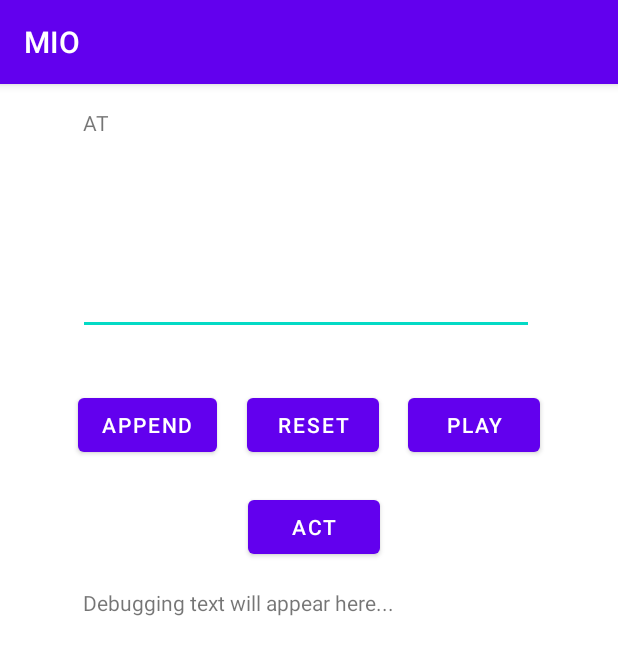
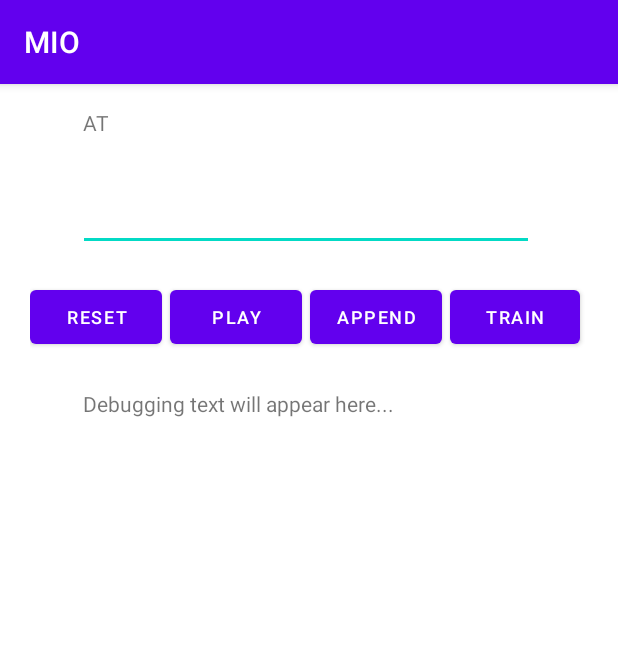
Before and after one commit to dave-ck/MIO, an Android app: the screen it shows after launch (MainActivity), on a phone screen of 412 x 824 dp. Shown: the top 655 px of the screen. Run offline under Robolectric (Android 15) with nearby library versions, the phone set to English and light mode, and no system bars.

Commit message:
jingles added for correct/incorrect input; script sequence implemented; prompt resized; keyboard shows by default; implemented error character '#' (input and output) at MorseCoder.java

```diff
--- a/app/src/main/AndroidManifest.xml
+++ b/app/src/main/AndroidManifest.xml
@@ -11,7 +11,9 @@
         android:roundIcon="@mipmap/ic_launcher_round"
         android:supportsRtl="true"
         android:theme="@style/Theme.MIO">
-        <activity android:name=".MorsePracticeActivity"></activity>
+        <activity android:name=".MorsePracticeActivity"
+            android:windowSoftInputMode="stateUnchanged">
+        </activity>
         <activity android:name=".MainActivity">
             <intent-filter>
                 <action android:name="android.intent.action.MAIN" />
--- a/app/src/main/java/mio/dotdotdash/org/MorseCoder.java
+++ b/app/src/main/java/mio/dotdotdash/org/MorseCoder.java
@@ -14,16 +14,18 @@ public class MorseCoder {
     private long LETSEP;
 
     private long[][] charVibe;
+
+    private long[][] jingles;
     private HashMap<String, String> morseToText;
 
     public MorseCoder() {
         // international morseFor code
-        DOT = (long) 100;             // dot is one unit (here 100ms)
-        DASH = (long) 300;            // dash is 3 units
-        AND = (long) 100;             // space between parts of the same letter is one unit
-        LETSEP = (long) 300;          // space between letters is three units
-        SPACE_EXTRA = (long) 400;     // space character is seven units (four more than the space between characters)
-        ZERO = (long) 0;
+        DOT = 100;             // dot is one unit (here 100ms)
+        DASH = 300;            // dash is 3 units
+        AND = 100;             // space between parts of the same letter is one unit
+        LETSEP = 300;          // space between letters is three units
+        SPACE_EXTRA = 400;     // space character is seven units (four more than the space between characters)
+        ZERO = 0;
 
         charVibe = new long[][]{ // time on, time off, time on, ..., time off, time on; always start & end with time ON
                 {DOT, AND, DASH},            // A, AND,  index 0
@@ -63,10 +65,16 @@ public class MorseCoder {
                 {DASH, AND, DASH, AND, DASH, AND, DASH, AND, DOT},      // 9
                 {DASH, AND, DASH, AND, DASH, AND, DASH, AND, DASH},     // 0, AND,  index 35
                 {DOT, AND, DOT, AND, DASH, AND, DOT, AND, DOT},     // accented e: é, AND,  ê, AND,  è, AND,  index 36
-                {ZERO, SPACE_EXTRA, ZERO}                              // Space, index 37
+                {ZERO, SPACE_EXTRA, ZERO},                         // Space, index 37
+                {DOT, AND, DOT, AND, DOT, AND, DOT, AND, DOT, AND, DOT, AND, DOT, AND, DOT} // #, ERROR, index 38
         };
 
-        morseToText = new HashMap<String, String>();
+        jingles = new long[][]{ //playable as standalone, so start with time OFF - 300ms to separate from other outputs
+                {300, 50, 50, 250, 100, 250},            // 0: WRONG - 50ms on, 50ms pause, then 250-100-250 (600 as when deleting, bisected by 100 pause)
+                {300, 75, 75, 75, 75, 75, 75, 75, 75}          // 0: RIGHT - many (4) quick 75ms vibrations
+        };
+
+        morseToText = new HashMap<>();
         morseToText.put("", "");
         morseToText.put(".-", "A");
         morseToText.put("-...", "B");
@@ -104,7 +112,7 @@ public class MorseCoder {
         morseToText.put("---..", "8");
         morseToText.put("----.", "9");
         morseToText.put("-----", "0");
-
+        morseToText.put("........", "#");
     }
 
     public long[] playableSeq(String in) throws Exception {
@@ -120,7 +128,7 @@ public class MorseCoder {
                 /* above: include this - we need the pause in**/
                 while (sc.hasNextLong()) seq.add(sc.nextLong()); // add all remaining longs
                 // the final pause is replaced, in all cases, with a 500ms pause
-                seq.remove(seq.size()-1);
+                seq.remove(seq.size() - 1);
                 seq.add((long) 500);
 
             } else {
@@ -136,7 +144,7 @@ public class MorseCoder {
         }
         // construct output
         long[] out = new long[seq.size()];
-        for (int i = 0; i < seq.size(); i++){
+        for (int i = 0; i < seq.size(); i++) {
             out[i] = seq.get(i);  //toArray yields array of Longs (wrapper), need array of longs (primitive)
         }
         return out;
@@ -182,8 +190,8 @@ public class MorseCoder {
             return charVibe[37];
         } else if (c <= 234 & c >= 232) { // accented e
             return charVibe[36];
-        } else { // other character - treat as punctuation
-            throw new Exception("Character Morse representation nonexistent or not implemented: character " + c);
+        } else { // other character - ERROR code ........ (8 dots) (automatically catches '#' char)
+            return charVibe[38];
         }
 
     }
@@ -194,7 +202,7 @@ public class MorseCoder {
         for (int i = 0; i < in.length(); i++) {
             String sym = in.substring(i, i + 1);
             if (sym.equals(" ")) {
-                out.append(morseToText.get(current.toString()));
+                out.append(morseLookup(current.toString()));
                 current = new StringBuilder();
             } else {
                 current.append(sym);
@@ -204,6 +212,19 @@ public class MorseCoder {
     }
 
     public String morseLookup(String in) {
-        return morseToText.get(in);
+        if (morseToText.containsKey(in)) return morseToText.get(in);
+        else
+            return "#"; // error is 8 dots under ITU M.1677-1 https://www.itu.int/rec/R-REC-M.1677-1-200910-I/
     }
+
+    /**
+     * @param id - the id of the desired jingle:
+     *           0 for WRONG,
+     *           1 for RIGHT/CORRECT
+     * @return A long[] starting with the pause length - can be fed directly to Vibrator.vibrate(long[] pattern, int repeat)
+     */
+    public long[] getJingle(int id) {
+        return jingles[id];
+    }
+
 }
--- a/app/src/main/res/layout/activity_main.xml
+++ b/app/src/main/res/layout/activity_main.xml
@@ -24,63 +24,65 @@
         android:layout_height="wrap_content"
         android:layout_marginTop="16dp"
         android:width="300sp"
-        android:height="80sp"
+        android:height="24sp"
         android:text="TextView"
         app:layout_constraintEnd_toEndOf="parent"
         app:layout_constraintHorizontal_bias="0.495"
         app:layout_constraintStart_toStartOf="parent"
         app:layout_constraintTop_toTopOf="parent" />
 
+    <LinearLayout
+        android:id="@+id/linearLayout"
+        android:layout_width="372dp"
+        android:layout_height="52dp"
+        android:layout_marginTop="20dp"
+        android:orientation="horizontal"
+        app:layout_constraintEnd_toEndOf="parent"
+        app:layout_constraintStart_toStartOf="parent"
+        app:layout_constraintTop_toBottomOf="@+id/appendStrEditText">
+
+        <Button
+            android:id="@+id/resetBtn"
+            android:layout_width="wrap_content"
+            android:layout_height="wrap_content"
+            android:layout_marginEnd="5dp"
+            android:text="Reset"
+            android:textSize="12sp" />
+
+        <Button
+            android:id="@+id/playBtn"
+            android:layout_width="wrap_content"
+            android:layout_height="wrap_content"
+            android:layout_marginEnd="5dp"
+            android:text="Play"
+            android:textSize="12sp" />
+
         <Button
             android:id="@+id/appendStrBtn"
             android:layout_width="wrap_content"
             android:layout_height="wrap_content"
-        android:layout_marginStart="52dp"
-        android:layout_marginTop="36dp"
+            android:layout_marginEnd="5dp"
             android:text="Append"
-        app:layout_constraintStart_toStartOf="parent"
-        app:layout_constraintTop_toBottomOf="@+id/appendStrEditText" />
+            android:textSize="12sp" />
 
         <Button
             android:id="@+id/actBtn"
             android:layout_width="wrap_content"
             android:layout_height="wrap_content"
-        android:layout_marginTop="20dp"
+            android:layout_marginEnd="5dp"
             android:onClick="toMorsePracticeActivity"
-        android:text="Act"
-        app:layout_constraintEnd_toEndOf="parent"
-        app:layout_constraintHorizontal_bias="0.51"
-        app:layout_constraintStart_toStartOf="parent"
-        app:layout_constraintTop_toBottomOf="@+id/resetBtn" />
-
-    <Button
-        android:id="@+id/playBtn"
-        android:layout_width="wrap_content"
-        android:layout_height="wrap_content"
-        android:layout_marginTop="36dp"
-        android:layout_marginEnd="52dp"
-        android:text="Play"
-        app:layout_constraintEnd_toEndOf="parent"
-        app:layout_constraintTop_toBottomOf="@+id/appendStrEditText" />
-
-    <Button
-        android:id="@+id/resetBtn"
-        android:layout_width="wrap_content"
-        android:layout_height="wrap_content"
-        android:layout_marginTop="36dp"
-        android:text="Reset"
-        app:layout_constraintEnd_toStartOf="@+id/playBtn"
-        app:layout_constraintStart_toEndOf="@+id/appendStrBtn"
-        app:layout_constraintTop_toBottomOf="@+id/appendStrEditText" />
+            android:text="Train"
+            android:textSize="12sp" />
+    </LinearLayout>
 
     <TextView
         android:id="@+id/debugTextView"
         android:layout_width="301dp"
         android:layout_height="138dp"
-        android:layout_marginTop="240dp"
+        android:layout_marginTop="20dp"
         android:height="120sp"
         android:text="Debugging text will appear here..."
         app:layout_constraintEnd_toEndOf="parent"
         app:layout_constraintStart_toStartOf="parent"
-        app:layout_constraintTop_toBottomOf="@+id/outputTextView" />
+        app:layout_constraintTop_toBottomOf="@+id/linearLayout" />
 </androidx.constraintlayout.widget.ConstraintLayout>
```
Also changed, not shown: app/src/main/java/mio/dotdotdash/org/MainActivity.java (+13 -6 lines), app/src/main/java/mio/dotdotdash/org/MorsePracticeActivity.java (+39 -13 lines), app/src/main/res/layout/activity_morse_practice.xml (+6 -6 lines). Lines whose indentation alone changed are shown as unchanged.
